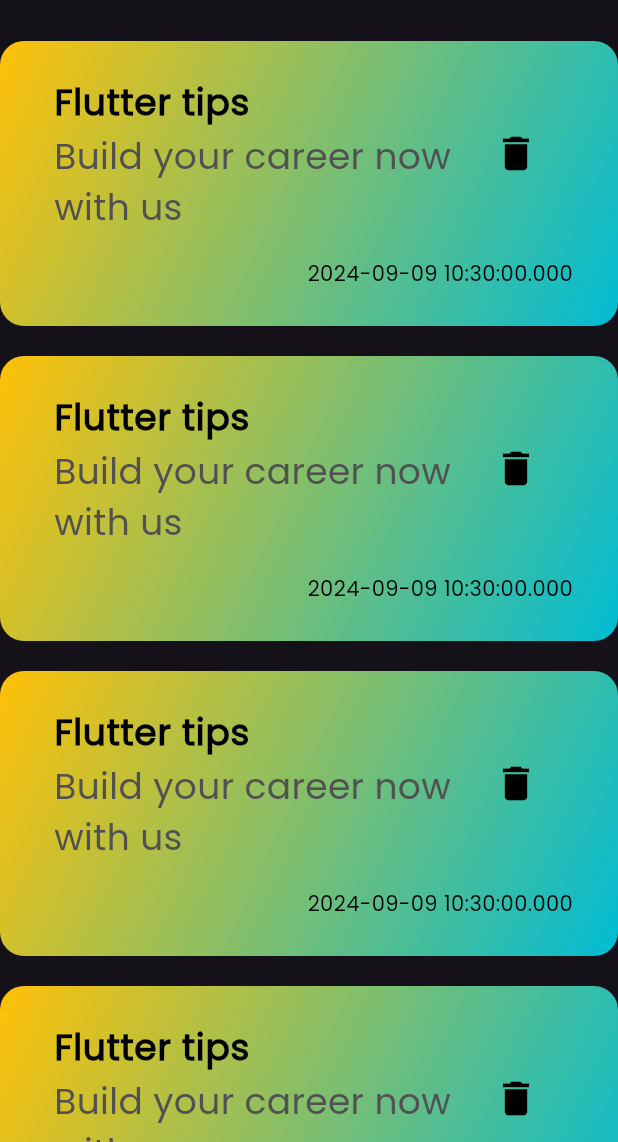
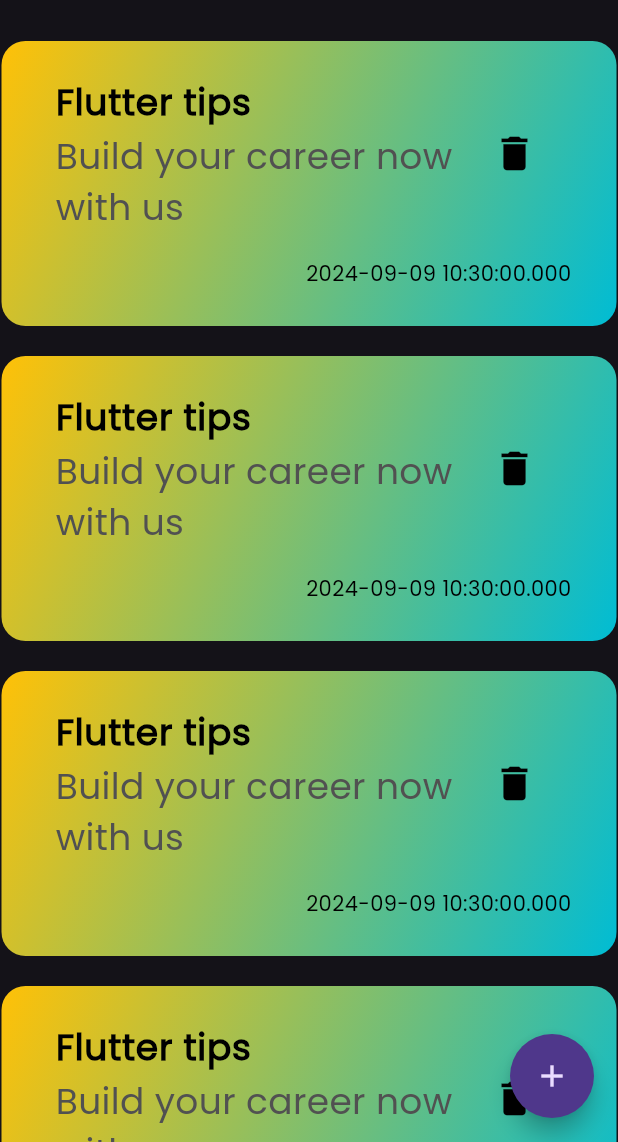
Before and after one commit to Ashrafmuhmed/KeepOrganized-app, a Flutter app: the screen it shows after launch, on a phone screen of 412 x 824 dp, the part 94-1236 px from its top. Run offline on Flutter 3.47's test engine with Material 3 defaults, Android fonts, the phone set to English and light mode, and no system bars.

Commit message:
adding floatingActionButton

```diff
--- a/lib/views/HomeView.dart
+++ b/lib/views/HomeView.dart
@@ -2,6 +2,7 @@ import 'package:flutter/material.dart';
 
 import 'widgets/CustomAppBar.dart';
 import 'widgets/CustomNoteItem.dart';
+import 'widgets/NotesListView.dart';
 
 class Homeview extends StatelessWidget {
   const Homeview({super.key});
@@ -10,17 +11,18 @@ class Homeview extends StatelessWidget {
   Widget build(BuildContext context) {
     return SafeArea(
       child: Scaffold(
+          floatingActionButton: FloatingActionButton(
+            onPressed: () {},
+            child: Icon(Icons.add),
+            shape: CircleBorder(),
+          ),
           body: Column(
             children: [
               // SizedBox(
               //   height: 45,
               // ),
               CustomAppBar(),
-          Expanded(
-              child: ListView.builder(
-            itemBuilder: (context, index) => CustomNoteItem(),
-            itemCount: 42,
-          ))
+              NotesListView()
             ],
           )),
     );
--- a/lib/views/widgets/CustomNoteItem.dart
+++ b/lib/views/widgets/CustomNoteItem.dart
@@ -6,7 +6,7 @@ class CustomNoteItem extends StatelessWidget {
   @override
   Widget build(BuildContext context) {
     return Container(
-      margin: const EdgeInsets.symmetric(vertical: 10),
+      margin: const EdgeInsets.symmetric(vertical: 10, horizontal: 1),
       decoration: const BoxDecoration(
           borderRadius: BorderRadius.all(Radius.circular(16)),
           gradient: LinearGradient(
--- /dev/null
+++ b/lib/views/widgets/NotesListView.dart
@@ -0,0 +1,18 @@
+import 'package:flutter/material.dart';
+
+import 'CustomNoteItem.dart';
+
+class NotesListView extends StatelessWidget {
+  const NotesListView({
+    super.key,
+  });
+
+  @override
+  Widget build(BuildContext context) {
+    return Expanded(
+        child: ListView.builder(
+      itemBuilder: (context, index) => CustomNoteItem(),
+      itemCount: 42,
+    ));
+  }
+}
```
Lines whose indentation alone changed are shown as unchanged.
